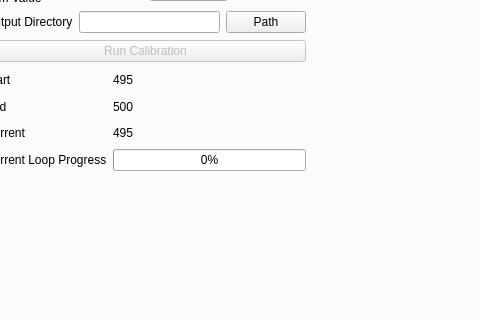
Above: image.ui from jrjfeath/PyMMS before the change; both pictures show x 247 to 727 and y 315 to 635 of the 820 by 900 pixel window. Below: the same form after it.
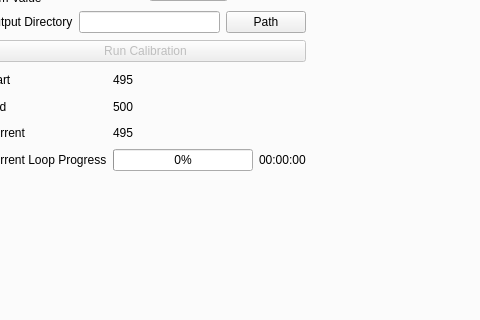
That is the form after the change. The open tabs and pages were chosen to show the change. Custom widgets are drawn as their Qt base class.

What changed in the file:
```diff
--- a/image.ui
+++ b/image.ui
@@ -1850,6 +1850,13 @@
          </property>
         </widget>
        </item>
+       <item row="4" column="2">
+        <widget class="QLabel" name="_cal_remaining">
+         <property name="text">
+          <string>00:00:00</string>
+         </property>
+        </widget>
+       </item>
       </layout>
      </widget>
      <widget class="QWidget" name="gridLayoutWidget_14">
```
Left out of the diff: 98 changed lines with no effect on the pictures.
